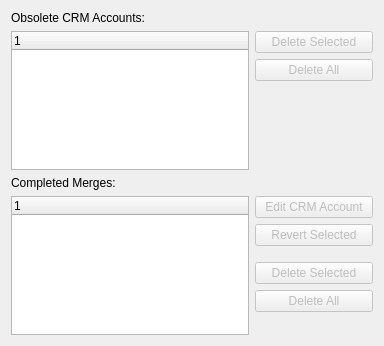
First picture: the form in xtuple/trunk/guiclient/crmaccountMergePurgePage.ui, repository WooodHead/xtuple, before the edit.
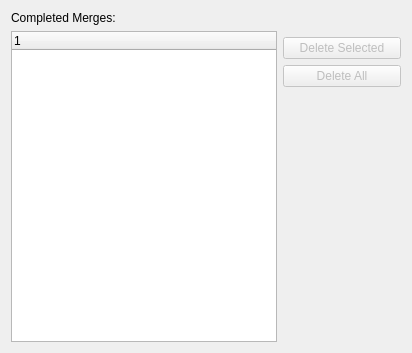
Second picture: the form after the edit. Custom widgets are drawn as their Qt base class.

Commit message: issue #15320 - second pass at crm account merge, including generic merge undo and purging of crm account merge data

Diff of the .ui file:
```diff
--- a/xtuple/trunk/guiclient/crmaccountMergePurgePage.ui
+++ b/xtuple/trunk/guiclient/crmaccountMergePurgePage.ui
@@ -6,138 +6,62 @@
    <rect>
     <x>0</x>
     <y>0</y>
-    <width>384</width>
-    <height>346</height>
+    <width>412</width>
+    <height>353</height>
    </rect>
   </property>
   <property name="windowTitle">
    <string>WizardPage</string>
   </property>
   <property name="title">
-   <string>Purge Completed Merge Information</string>
+   <string>Purge Completed Merges</string>
+  </property>
+  <property name="subTitle">
+   <string>The following CRM Accounts have been merged. The Delete Selected and Delete All buttons will remove the obsolete CRM Accounts and the data required to undo the merge. You should do this as soon as you have confirmed that the merge was successful.</string>
   </property>
   <layout class="QGridLayout" name="gridLayout">
-   <item row="4" column="0">
+   <item row="0" column="0">
     <widget class="XLabel" name="_completedLit">
      <property name="text">
       <string>Completed Merges:</string>
      </property>
     </widget>
    </item>
-   <item row="5" column="0" rowspan="7">
+   <item row="1" column="0" rowspan="5">
     <widget class="XTreeWidget" name="_completed"/>
    </item>
-   <item row="8" column="1">
-    <widget class="QPushButton" name="_deleteMerges">
-     <property name="enabled">
-      <bool>false</bool>
-     </property>
-     <property name="text">
-      <string>Delete Selected</string>
-     </property>
-    </widget>
-   </item>
-   <item row="9" column="1">
-    <widget class="QPushButton" name="_deleteAllMerges">
-     <property name="enabled">
-      <bool>false</bool>
-     </property>
-     <property name="text">
-      <string>Delete All</string>
-     </property>
-    </widget>
-   </item>
-   <item row="11" column="1">
-    <spacer name="verticalSpacer_5">
-     <property name="orientation">
-      <enum>Qt::Vertical</enum>
-     </property>
-     <property name="sizeHint" stdset="0">
-      <size>
-       <width>118</width>
-       <height>0</height>
-      </size>
-     </property>
-    </spacer>
-   </item>
-   <item row="0" column="0">
-    <widget class="XLabel" name="_obsoleteLit">
-     <property name="text">
-      <string>Obsolete CRM Accounts:</string>
-     </property>
-    </widget>
-   </item>
-   <item row="1" column="0" rowspan="3">
-    <widget class="XTreeWidget" name="_obsolete"/>
-   </item>
-   <item row="6" column="1">
-    <widget class="QPushButton" name="_revertMerge">
-     <property name="enabled">
-      <bool>false</bool>
-     </property>
-     <property name="text">
-      <string>Revert Selected</string>
-     </property>
-    </widget>
-   </item>
-   <item row="1" column="1">
-    <widget class="QPushButton" name="_deleteAccounts">
-     <property name="enabled">
-      <bool>false</bool>
-     </property>
-     <property name="text">
-      <string>Delete Selected</string>
-     </property>
-    </widget>
-   </item>
    <item row="2" column="1">
     <widget class="QPushButton" name="_deleteAllAccounts">
      <property name="enabled">
       <bool>false</bool>
      </property>
      <property name="text">
-      <string>Delete All</string>
+      <string>Delete Selected</string>
      </property>
     </widget>
    </item>
    <item row="3" column="1">
-    <spacer name="verticalSpacer">
-     <property name="orientation">
-      <enum>Qt::Vertical</enum>
+    <widget class="QPushButton" name="_deleteAll">
+     <property name="enabled">
+      <bool>false</bool>
      </property>
-     <property name="sizeHint" stdset="0">
-      <size>
-       <width>20</width>
-       <height>0</height>
-      </size>
+     <property name="text">
+      <string>Delete All</string>
      </property>
-    </spacer>
-   </item>
-   <item row="7" column="1">
-    <spacer name="verticalSpacer_2">
-     <property name="orientation">
-      <enum>Qt::Vertical</enum>
-     </property>
-     <property name="sizeType">
-      <enum>QSizePolicy::Fixed</enum>
-     </property>
-     <property name="sizeHint" stdset="0">
-      <size>
-       <width>20</width>
-       <height>10</height>
-      </size>
-     </property>
-    </spacer>
+    </widget>
    </item>
    <item row="5" column="1">
-    <widget class="QPushButton" name="_editAccount">
-     <property name="enabled">
-      <bool>false</bool>
+    <spacer name="verticalSpacer_5">
+     <property name="orientation">
+      <enum>Qt::Vertical</enum>
      </property>
-     <property name="text">
-      <string>Edit CRM Account</string>
+     <property name="sizeHint" stdset="0">
+      <size>
+       <width>118</width>
+       <height>0</height>
+      </size>
      </property>
-    </widget>
+    </spacer>
    </item>
   </layout>
  </widget>
```
Left out of the diff: 10 changed lines with no effect on the pictures. The commit also changes 19 other files.
